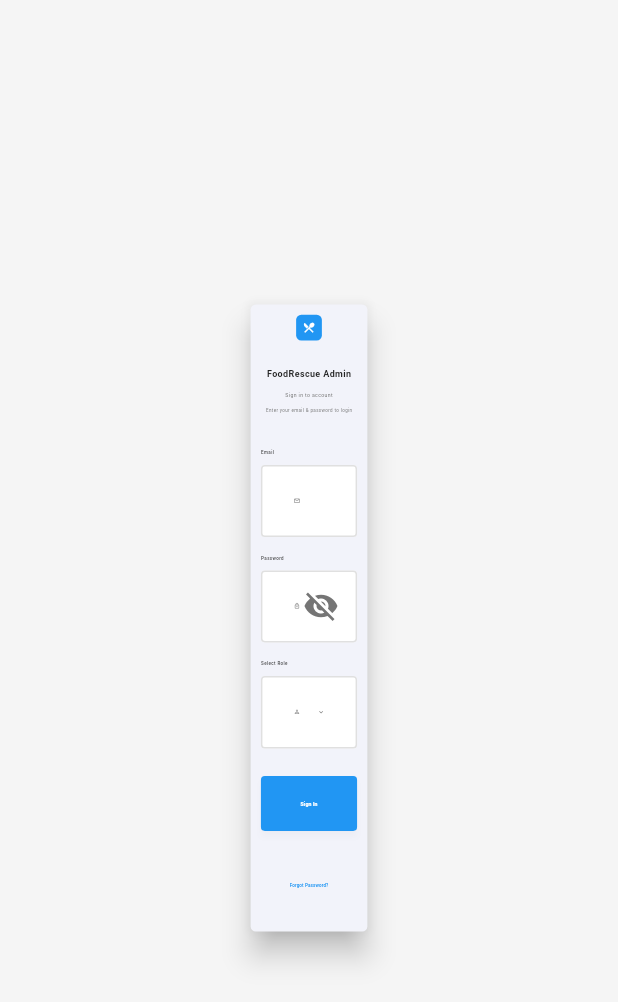
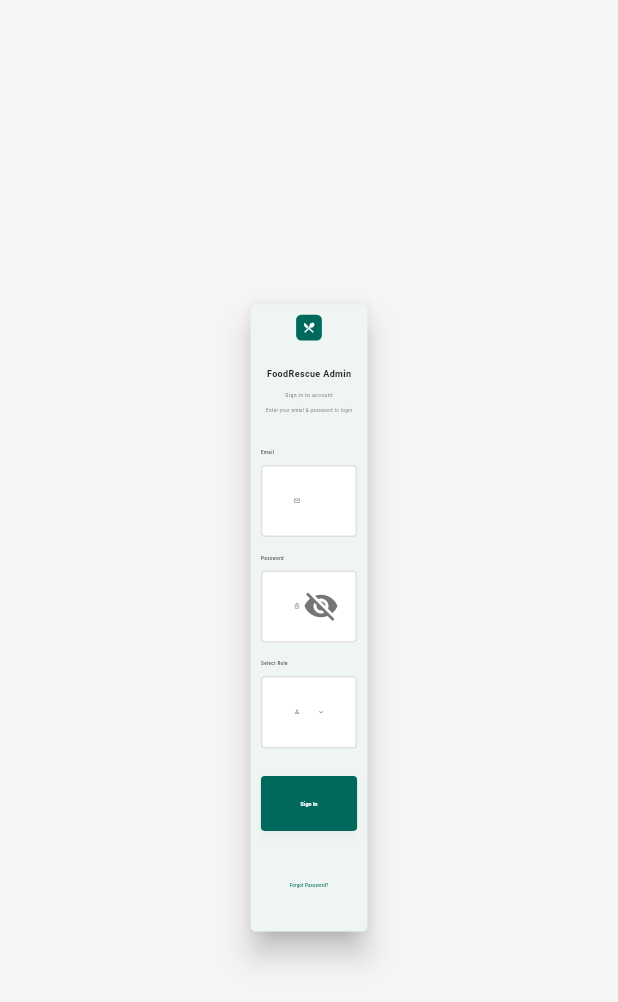
Before and after one commit to engbakhtmuhammad/foodrescue_admin, a Flutter app: the screen it shows after launch, on a phone screen of 412 x 824 dp. Shown: the top 1002 px of the screen. Run offline on Flutter 3.47's test engine with Material 3 defaults, Android fonts, the phone set to English and light mode, and no system bars; our stand-ins replace cached_network_image, cloud_firestore, firebase_auth, firebase_core, firebase_storage, flutter_screenutil and 3 more; accounts and stored records are empty; statements that could not run were skipped.

Commit message:
updated the color

```diff
--- a/lib/app/constants/app_colors.dart
+++ b/lib/app/constants/app_colors.dart
@@ -1,15 +1,15 @@
 import 'package:flutter/material.dart';
 
 class AppColors {
-  // Primary Colors
-  static const Color primary = Color(0xFF2196F3);
-  static const Color primaryDark = Color(0xFF1976D2);
-  static const Color primaryLight = Color(0xFFBBDEFB);
+  // Primary Colors - TGTG Teal Theme
+  static const Color primary = Color(0xFF00695C); // Teal 800
+  static const Color primaryDark = Color(0xFF004D40); // Teal 900
+  static const Color primaryLight = Color(0xFF4DB6AC); // Teal 300
 
-  // Secondary Colors
-  static const Color secondary = Color(0xFFFF9800);
-  static const Color secondaryDark = Color(0xFFF57C00);
-  static const Color secondaryLight = Color(0xFFFFE0B2);
+  // Secondary Colors - Complementary Orange
+  static const Color secondary = Color(0xFFFF7043); // Deep Orange 400
+  static const Color secondaryDark = Color(0xFFE64A19); // Deep Orange 700
+  static const Color secondaryLight = Color(0xFFFFAB91); // Deep Orange 200
 
   // Background Colors
   static const Color background = Color(0xFFF5F5F5);
@@ -49,16 +49,16 @@ class AppColors {
     end: Alignment.bottomRight,
   );
 
-  // Chart Colors
+  // Chart Colors - Teal Theme
   static const List<Color> chartColors = [
-    Color(0xFF2196F3),
-    Color(0xFF4CAF50),
-    Color(0xFFFF9800),
-    Color(0xFFF44336),
-    Color(0xFF9C27B0),
-    Color(0xFF00BCD4),
-    Color(0xFFFFEB3B),
-    Color(0xFF795548),
+    Color(0xFF00695C), // Teal 800
+    Color(0xFF4CAF50), // Green 400
+    Color(0xFFFF7043), // Deep Orange 400
+    Color(0xFFF44336), // Red 400
+    Color(0xFF26A69A), // Teal 400
+    Color(0xFF80CBC4), // Teal 200
+    Color(0xFFFFAB91), // Deep Orange 200
+    Color(0xFF4DB6AC), // Teal 300
   ];
 
   // Restaurant Status Colors
@@ -66,28 +66,28 @@ class AppColors {
   static const Color inactiveStatus = Color(0xFFF44336);
   static const Color pendingStatus = Color(0xFFFF9800);
 
-  // Order Status Colors
-  static const Color orderPending = Color(0xFFFF9800);
-  static const Color orderConfirmed = Color(0xFF2196F3);
-  static const Color orderCompleted = Color(0xFF4CAF50);
-  static const Color orderCancelled = Color(0xFFF44336);
+  // Order Status Colors - Teal Theme
+  static const Color orderPending = Color(0xFFFF7043); // Deep Orange 400
+  static const Color orderConfirmed = Color(0xFF00695C); // Teal 800
+  static const Color orderCompleted = Color(0xFF4CAF50); // Green 400
+  static const Color orderCancelled = Color(0xFFF44336); // Red 400
 
   // Payment Status Colors
   static const Color paymentPending = Color(0xFFFF9800);
   static const Color paymentCompleted = Color(0xFF4CAF50);
   static const Color paymentFailed = Color(0xFFF44336);
 
-  // Sidebar Colors
-  static const Color sidebarBackground = Color(0xFF263238);
-  static const Color sidebarSelected = Color(0xFF37474F);
+  // Sidebar Colors - Teal Theme
+  static const Color sidebarBackground = Color(0xFF004D40); // Teal 900
+  static const Color sidebarSelected = Color(0xFF00695C); // Teal 800
   static const Color sidebarText = Color(0xFFFFFFFF);
-  static const Color sidebarIcon = Color(0xFFB0BEC5);
+  static const Color sidebarIcon = Color(0xFF4DB6AC); // Teal 300
 
-  // Dashboard Card Colors
-  static const Color dashboardCard1 = Color(0xFF2196F3);
-  static const Color dashboardCard2 = Color(0xFF4CAF50);
-  static const Color dashboardCard3 = Color(0xFFFF9800);
-  static const Color dashboardCard4 = Color(0xFFF44336);
-  static const Color dashboardCard5 = Color(0xFF9C27B0);
-  static const Color dashboardCard6 = Color(0xFF00BCD4);
+  // Dashboard Card Colors - Teal Theme
+  static const Color dashboardCard1 = Color(0xFF00695C); // Teal 800
+  static const Color dashboardCard2 = Color(0xFF4CAF50); // Green 400
+  static const Color dashboardCard3 = Color(0xFFFF7043); // Deep Orange 400
+  static const Color dashboardCard4 = Color(0xFFF44336); // Red 400
+  static const Color dashboardCard5 = Color(0xFF26A69A); // Teal 400
+  static const Color dashboardCard6 = Color(0xFF80CBC4); // Teal 200
 }
```
